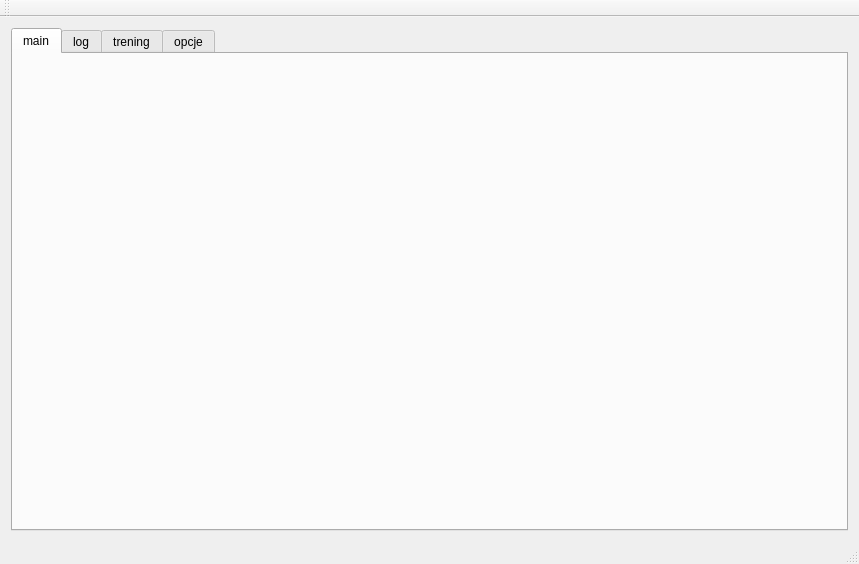
The window that fann-GUI/fann_gui.ui (cyniu88/QT_kurs) describes before a commit, drawn with Qt 5.
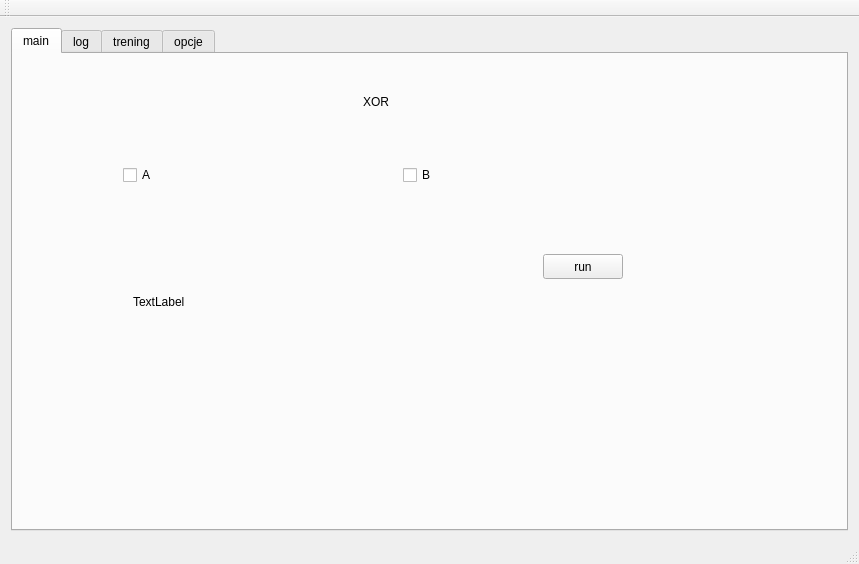
The same window after the commit. The open tabs and pages were chosen to show the change.

Commit message: dodane xor

Diff of the .ui file:
```diff
--- a/fann-GUI/fann_gui.ui
+++ b/fann-GUI/fann_gui.ui
@@ -34,6 +34,71 @@
        <attribute name="title">
         <string>main</string>
        </attribute>
+       <widget class="QLabel" name="label_9">
+        <property name="geometry">
+         <rect>
+          <x>350</x>
+          <y>40</y>
+          <width>55</width>
+          <height>16</height>
+         </rect>
+        </property>
+        <property name="text">
+         <string>XOR</string>
+        </property>
+       </widget>
+       <widget class="QCheckBox" name="checkBox_A">
+        <property name="geometry">
+         <rect>
+          <x>110</x>
+          <y>110</y>
+          <width>83</width>
+          <height>22</height>
+         </rect>
+        </property>
+        <property name="text">
+         <string>A</string>
+        </property>
+       </widget>
+       <widget class="QCheckBox" name="checkBoxB">
+        <property name="geometry">
+         <rect>
+          <x>390</x>
+          <y>110</y>
+          <width>83</width>
+          <height>22</height>
+         </rect>
+        </property>
+        <property name="text">
+         <string>B</string>
+        </property>
+       </widget>
+       <widget class="QPushButton" name="b_OK">
+        <property name="geometry">
+         <rect>
+          <x>530</x>
+          <y>200</y>
+          <width>80</width>
+          <height>25</height>
+         </rect>
+        </property>
+        <property name="text">
+         <string>run</string>
+        </property>
+       </widget>
+       <widget class="QLabel" name="result">
+        <property name="geometry">
+         <rect>
+          <x>120</x>
+          <y>240</y>
+          <width>55</width>
+          <height>16</height>
+         </rect>
+        </property>
+        <property name="text">
+         <string>TextLabel</string>
+        </property>
+       </widget>
       </widget>
       <widget class="QWidget" name="tab_2">
        <attribute name="title">
```
Left out of the diff: 20 changed lines with no effect on the pictures. The commit also changes 2 other files.
